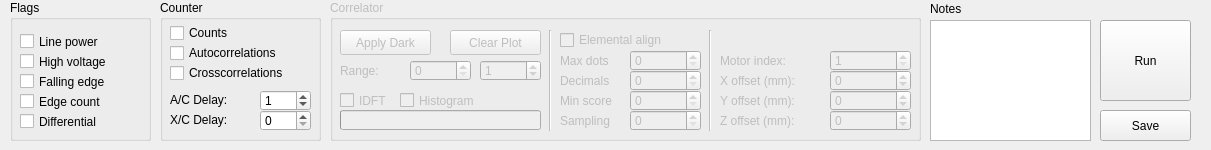
First picture: the form in line.ui, repository ahp-electronics/xc-gui, before the edit.
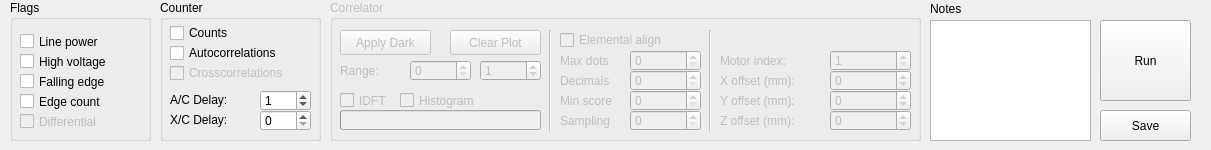
Second picture: the form after the edit.

What changed in the file:
```diff
--- a/line.ui
+++ b/line.ui
@@ -78,6 +78,9 @@
     </property>
    </widget>
    <widget class="QCheckBox" name="flag4">
+    <property name="enabled">
+     <bool>false</bool>
+    </property>
     <property name="geometry">
      <rect>
       <x>10</x>
@@ -589,7 +592,7 @@
    </widget>
    <widget class="QCheckBox" name="Crosscorrelations">
     <property name="enabled">
-     <bool>true</bool>
+     <bool>false</bool>
     </property>
     <property name="geometry">
      <rect>
```
Left out of the diff: 3 changed lines with no effect on the pictures.
